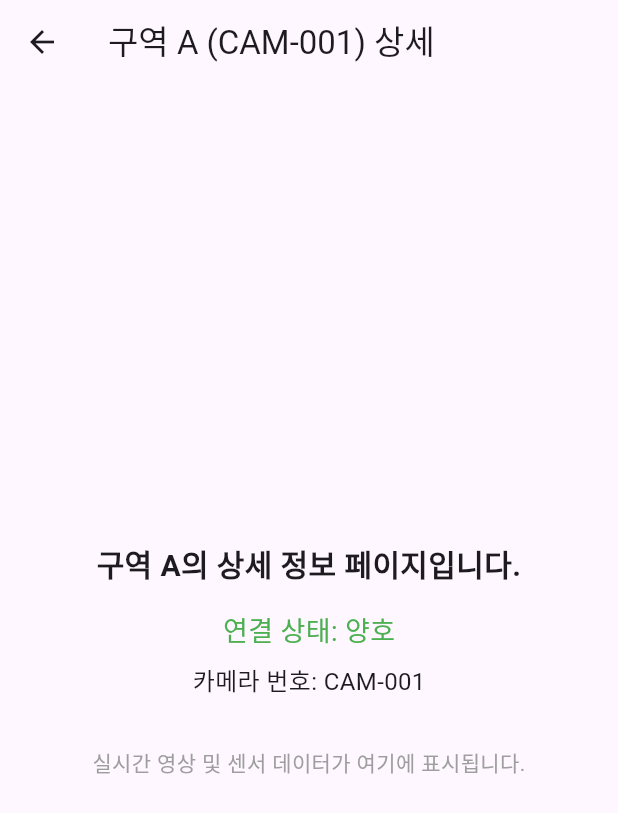
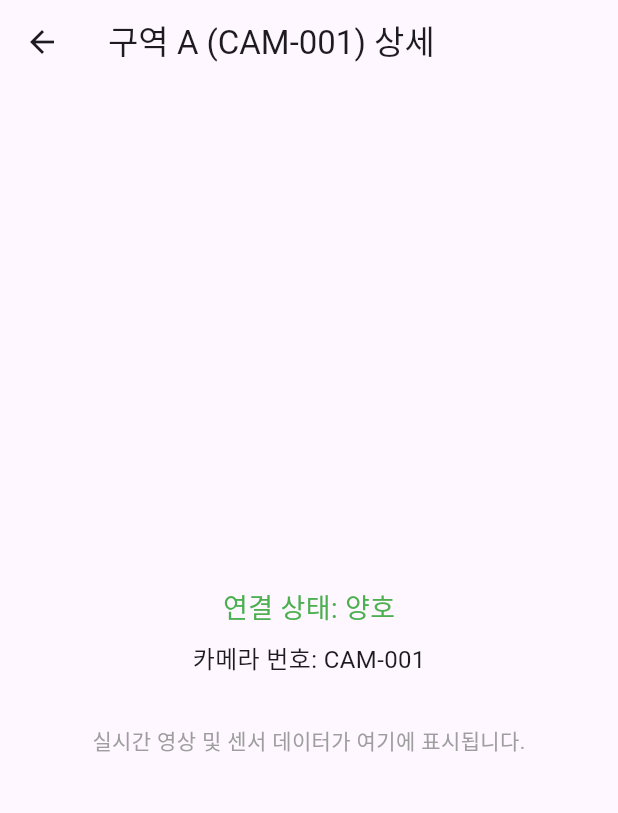
Before and after one commit to jonghun828/cabstone2025_firewatcher, a Flutter app: the screen it shows after launch, after a tap on "로그인", after a tap on "구역 A", on a phone screen of 412 x 824 dp. Shown: the top 813 px of the screen. Run offline on Flutter 3.47's test engine with Material 3 defaults, Android fonts, the phone set to English and light mode, and no system bars.

Commit message:
feat: UI배치 조정

```diff
--- a/lib/pages/zone_detail_page.dart
+++ b/lib/pages/zone_detail_page.dart
@@ -25,11 +25,6 @@ class ZoneDetailPage extends StatelessWidget {
             mainAxisAlignment: MainAxisAlignment.center,
             crossAxisAlignment: CrossAxisAlignment.center,
             children: [
-              Text(
-                '${sensor.areaName}의 상세 정보 페이지입니다.',
-                style: const TextStyle(fontSize: 20, fontWeight: FontWeight.bold),
-                textAlign: TextAlign.center,
-              ),
               const SizedBox(height: 16),
               Text(
                 '연결 상태: ${sensor.isConnected ? '양호' : '불안정'}',
```
